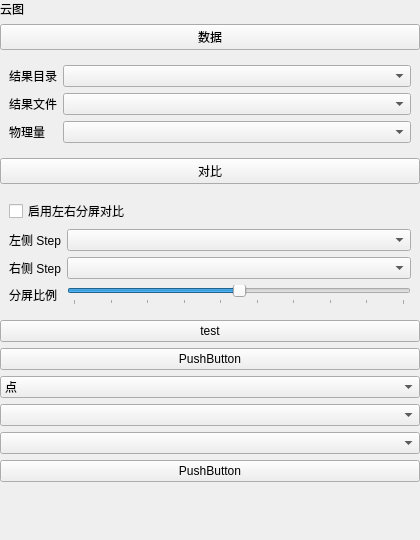
asd977/base_cae, file plugins/Base_PostProcessing/NephogramSettingWidget.ui: the form before one commit.
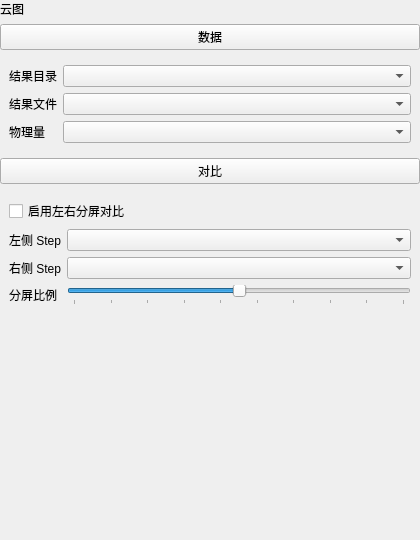
The form after the commit.

Commit message: refactor: remove temporary nephogram test controls and logic

Diff of the .ui file:
```diff
--- a/plugins/Base_PostProcessing/NephogramSettingWidget.ui
+++ b/plugins/Base_PostProcessing/NephogramSettingWidget.ui
@@ -11,7 +11,7 @@
    </rect>
   </property>
 
-  <layout class="QVBoxLayout" name="verticalLayout" stretch="0,0,0,0,0,0,0,0,0,0,0,1">
+  <layout class="QVBoxLayout" name="verticalLayout" stretch="0,0,0,0,0,1">
    <property name="leftMargin">
     <number>0</number>
    </property>
@@ -161,52 +161,6 @@
      </layout>
     </widget>
    </item>
-   <item>
-    <widget class="QPushButton" name="pushButton_3">
-     <property name="text">
-      <string>test</string>
-     </property>
-    </widget>
-   </item>
-   <item>
-    <widget class="QPushButton" name="pushButton_4">
-     <property name="text">
-      <string>PushButton</string>
-     </property>
-    </widget>
-   </item>
-   <item>
-    <widget class="QComboBox" name="comboBoxPickDim">
-     <item>
-      <property name="text">
-       <string>点</string>
-      </property>
-     </item>
-     <item>
-      <property name="text">
-       <string>线</string>
-      </property>
-     </item>
-     <item>
-      <property name="text">
-       <string>面</string>
-      </property>
-     </item>
-    </widget>
-   </item>
-   <item>
-    <widget class="QComboBox" name="comboBoxDim" />
-   </item>
-   <item>
-    <widget class="QComboBox" name="comboBoxGroup" />
-   </item>
-   <item>
-    <widget class="QPushButton" name="pushButtonHighlight">
-     <property name="text">
-      <string>PushButton</string>
-     </property>
-    </widget>
-   </item>
    <item>
     <spacer name="verticalSpacer">
      <property name="orientation">
```
The commit also changes 2 other files.
